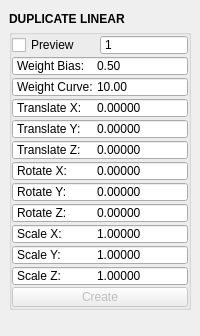
m3trik/mayatk, file mayatk/edit_utils/duplicate_linear.ui: the form before one commit.
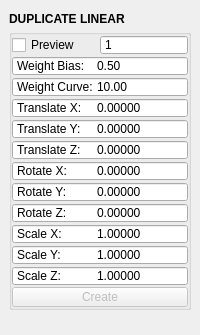
The form after the commit. Custom widgets are drawn as their Qt base class.

```diff
--- a/mayatk/edit_utils/duplicate_linear.ui
+++ b/mayatk/edit_utils/duplicate_linear.ui
@@ -7,7 +7,7 @@
     <x>0</x>
     <y>0</y>
     <width>200</width>
-    <height>336</height>
+    <height>335</height>
    </rect>
   </property>
   <property name="tabShape">
```
Left out of the diff: 722 changed lines with no effect on the pictures.
